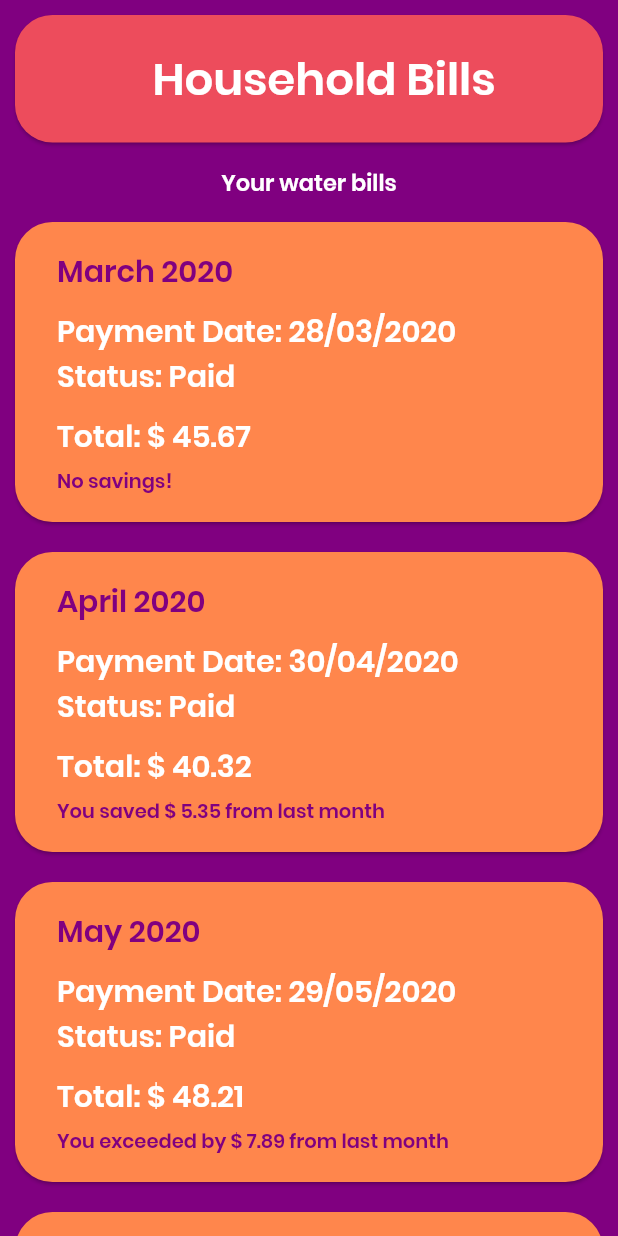
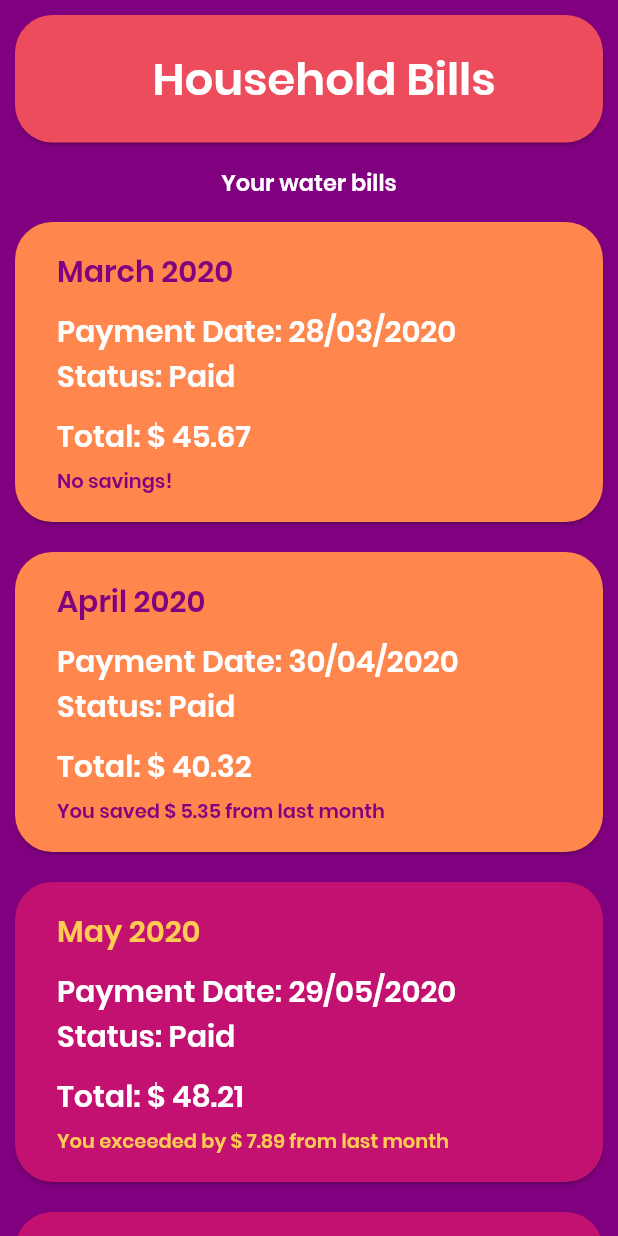
Before and after one commit to ameysunu/watered, a Flutter app: the Bills screen opened directly, on a phone screen of 412 x 824 dp. Run offline on Flutter 3.47's test engine with Material 2 defaults, Android fonts, the phone set to English and light mode, and no system bars; our stand-ins replace hexcolor.

Commit message:
bills added

```diff
--- a/lib/bills.dart
+++ b/lib/bills.dart
@@ -186,7 +186,7 @@ class _BillsState extends State<Bills> {
                 ),
               ),
               Card(
-                color: Hexcolor('#FF864C'),
+                color: Hexcolor('#C21170'),
                 shape: RoundedRectangleBorder(
                   borderRadius: BorderRadius.vertical(
                     top: Radius.circular(25.0),
@@ -208,7 +208,7 @@ class _BillsState extends State<Bills> {
                             style: TextStyle(
                               fontFamily: 'Poppins',
                               fontSize: 20,
-                              color: Hexcolor('#800080'),
+                              color: Hexcolor('#FFCB52'),
                             ),
                           ),
                         ),
@@ -241,7 +241,7 @@ class _BillsState extends State<Bills> {
                             style: TextStyle(
                               fontFamily: 'Poppins',
                               fontSize: 13,
-                              color: Hexcolor('#800080'),
+                              color: Hexcolor('#FFCB52'),
                             ),
                           ),
                         ),
@@ -251,7 +251,7 @@ class _BillsState extends State<Bills> {
                 ),
               ),
               Card(
-                color: Hexcolor('#FF864C'),
+                color: Hexcolor('#C21170'),
                 shape: RoundedRectangleBorder(
                   borderRadius: BorderRadius.vertical(
                     top: Radius.circular(25.0),
@@ -273,14 +273,14 @@ class _BillsState extends State<Bills> {
                             style: TextStyle(
                               fontFamily: 'Poppins',
                               fontSize: 20,
-                              color: Hexcolor('#800080'),
+                              color: Hexcolor('#FFCB52'),
                             ),
                           ),
                         ),
                         Padding(
                           padding: const EdgeInsets.fromLTRB(20, 0, 0, 10),
                           child: Text(
-                            'Payment Date: Payment date exceeded\nStatus: Unpaid ',
+                            'Payment Date: Exceeded\nStatus: Unpaid ',
                             style: TextStyle(
                               fontFamily: 'Poppins',
                               fontSize: 20,
@@ -306,7 +306,7 @@ class _BillsState extends State<Bills> {
                             style: TextStyle(
                               fontFamily: 'Poppins',
                               fontSize: 13,
-                              color: Hexcolor('#800080'),
+                              color: Hexcolor('#FFCB52'),
                             ),
                           ),
                         ),
```
